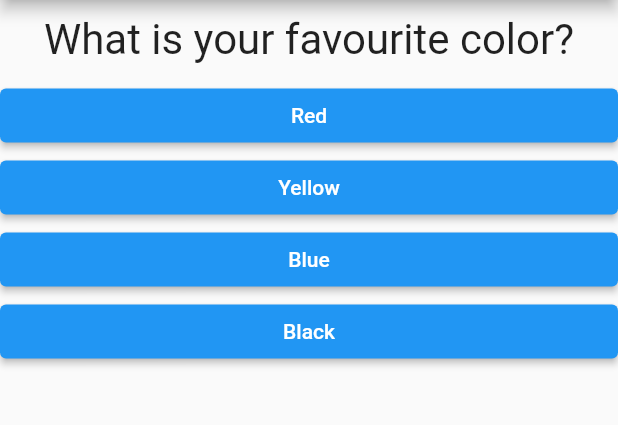
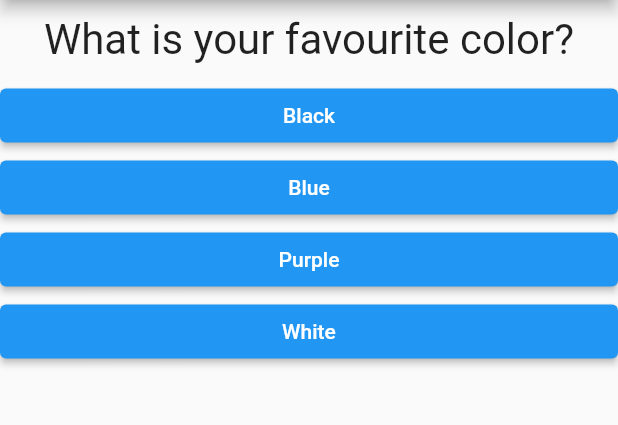
Before and after one commit to TheKhaliqAnsari/quiz-app-flutter, a Flutter app: the screen it shows after launch, on a phone screen of 412 x 824 dp, the part 84-509 px from its top. Run offline on Flutter 3.47's test engine with Material 2 defaults, Android fonts, the phone set to English and light mode, and no system bars.

Commit message:
competed Quiz app in flutter for Android, iOS and web browser.

```diff
--- a/lib/main.dart
+++ b/lib/main.dart
@@ -1,7 +1,8 @@
 import 'package:flutter/material.dart';
+import 'package:flutter_complete_guide/result.dart';
 
-import './questions.dart';
-import './answer.dart';
+import './quiz.dart';
+import './result.dart';
 
 void main() => runApp(MyApp());
 
@@ -13,29 +14,48 @@ class MyApp extends StatefulWidget {
 }
 
 class _MyAppState extends State<MyApp> {
-  final questions = const [
+  final _questions = const [
     {
       'questionText': 'What is your favourite color?',
-      'answer': ['Red', 'Yellow', 'Blue', 'Black'],
+      'answer': [
+        {'text': 'Black', 'score': 10},
+        {'text': 'Blue', 'score': 6},
+        {'text': 'Purple', 'score': 3},
+        {'text': 'White', 'score': 0},
+      ],
     },
     {
       'questionText': 'Who is your favourite football player?',
-      'answer': ['Messie', 'Ronaldo', 'Sachin', 'Nybore'],
+       'answer': [
+        {'text': 'Messi', 'score': 10},
+        {'text': 'Ronaldo', 'score': 6},
+        {'text': 'Scahin', 'score': 3},
+        {'text': 'Nybore', 'score': 0},
+      ],
+      //'answer': ['Messie', 'Ronaldo', 'Sachin', 'Nybore'],
     },
     {
       'questionText': 'What is your favourite programming language?',
-      'answer': ['C++', 'Javascript', 'Python', 'Java'],
+      'answer': [
+        {'text': 'C++', 'score': 10},
+        {'text': 'Python', 'score': 6},
+        {'text': 'Java', 'score': 3},
+        {'text': 'Javascript', 'score': 0},
+      ],
+      //'answer': ['C++', 'Javascript', 'Python', 'Java'],
     },
   ];
 
   var _questionIndex = 0;
+  var _totalScore = 0;
 
-  void _answerChoosen() {
+  void _answerChoosen(int score) {
+    _totalScore += score;
     setState(() {
       _questionIndex++;
     });
     print(_questionIndex);
-    if (_questionIndex < questions.length) {
+    if (_questionIndex < _questions.length) {
       print("we have more Questions!!");
     } else {
       print("We don't have more questions for you!");
@@ -48,21 +68,13 @@ class _MyAppState extends State<MyApp> {
         appBar: AppBar(
           title: Text('First App'),
         ),
-        body: _questionIndex < questions.length
-            ? Column(
-                children: [
-                  Questions(
-                    questions[_questionIndex]['questionText'],
-                  ),
-                  ...(questions[_questionIndex]['answer'] as List<String>)
-                      .map((answer) {
-                    return Answer(_answerChoosen, answer);
-                  }).toList()
-                ],
+        body: _questionIndex < _questions.length
+            ? Quiz(
+                answerChoosen: _answerChoosen,
+                questionIndex: _questionIndex,
+                questions: _questions,
               )
-            : Center(
-                child: Text('You did it'),
-              ),
+            : Result(_totalScore),
       ),
     );
   }
--- /dev/null
+++ b/lib/quiz.dart
@@ -0,0 +1,29 @@
+import 'package:flutter/material.dart';
+
+import './questions.dart';
+import './answer.dart';
+
+class Quiz extends StatelessWidget {
+  List<Map<String, Object>> questions;
+  int questionIndex;
+  Function answerChoosen;
+
+  Quiz(
+      {@required this.questions,
+      @required this.answerChoosen,
+      @required this.questionIndex});
+
+  @override
+  Widget build(BuildContext context) {
+    return Column(
+      children: [
+        Questions(
+          questions[questionIndex]['questionText'] as String,
+        ),
+        ...(questions[questionIndex]['answer'] as List<Map<String, Object>>).map((answer) {
+          return Answer(() => answerChoosen(answer['score']), answer['text'] as String);
+        }).toList()
+      ],
+    );
+  }
+}
```
Also changed, not shown: lib/result.dart (added, +31 -0 lines).
